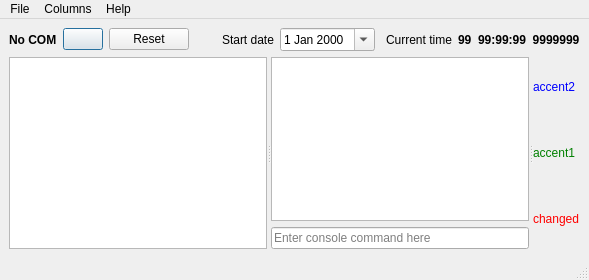
The window that MeshConsole/MeshConsole.ui (Kreyl/armlet) describes before a commit, drawn with Qt 5.
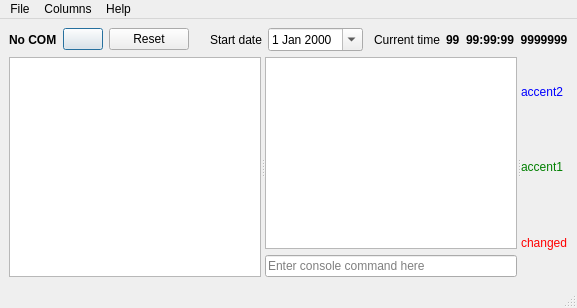
The same window after the commit. Icons and pictures are not drawn. Custom widgets are drawn as their Qt base class.

What changed in the file:
```diff
--- a/MeshConsole/MeshConsole.ui
+++ b/MeshConsole/MeshConsole.ui
@@ -2,14 +2,6 @@
 <ui version="4.0">
  <class>MainWindow</class>
  <widget class="QMainWindow" name="MainWindow">
-  <property name="geometry">
-   <rect>
-    <x>0</x>
-    <y>0</y>
-    <width>589</width>
-    <height>280</height>
-   </rect>
-  </property>
   <property name="windowTitle">
    <string>Mesh Console</string>
   </property>
```
